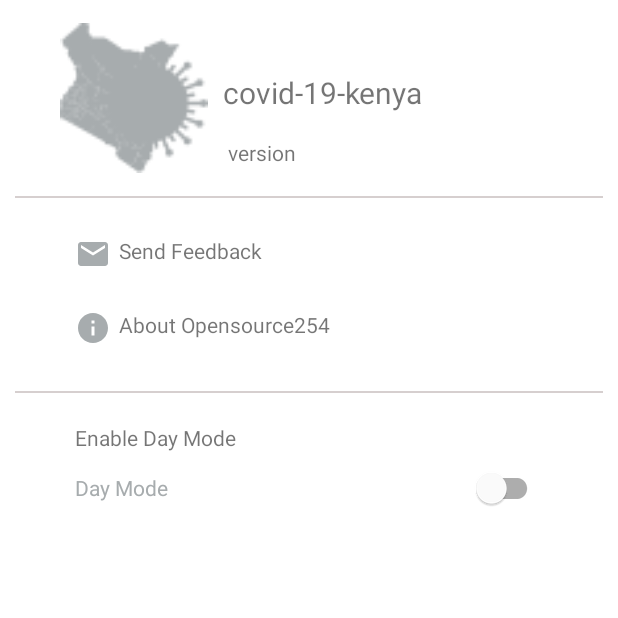
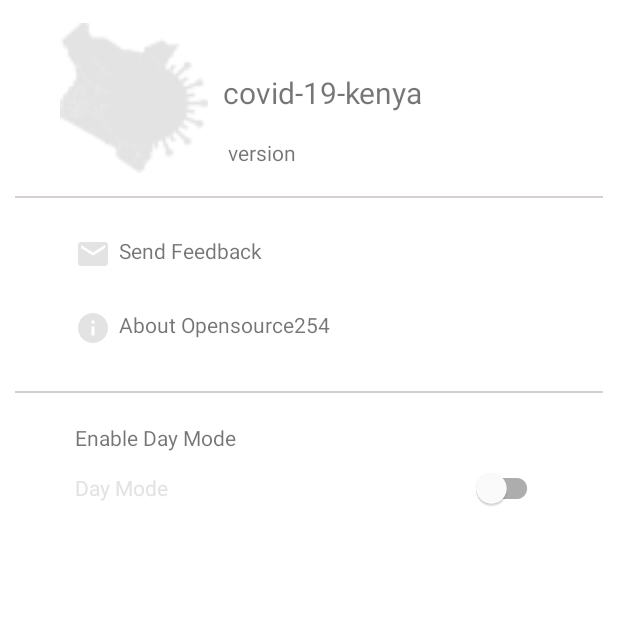
Before and after one commit to opensource254/Covid19-Tracker-App-kenya, an Android app: the screen it shows after launch (SettingMoreActivity), item 3 of the bottom bar chosen, on a phone screen of 412 x 824 dp, the top half of it. Run offline under Robolectric (Android 15) with nearby library versions, the phone set to English and light mode, and no system bars; our stand-ins replace Volley, navigation-ui; network calls fail; Roboto replaces fonts that are not available here.

Commit message:
fixed theme issues

```diff
--- a/app/src/main/java/app/azim/techxnoss/covid_19_kenya/MainActivity.java
+++ b/app/src/main/java/app/azim/techxnoss/covid_19_kenya/MainActivity.java
@@ -34,11 +34,17 @@ public class MainActivity extends AppCompatActivity {
     private FirebaseAnalytics mFirebaseAnalytics;
 
 
+    SwitchPref switchPref;
 
     @Override
     protected void onCreate(Bundle savedInstanceState) {
+        //calling from the Switchpref method
+        switchPref = new SwitchPref(this);
+        //setting default theme on launch
+        if (switchPref.loadNightModeState()) {
+            setTheme(R.style.DarkTheme);
+        } else setTheme(R.style.LightTheme);
         super.onCreate(savedInstanceState);
-        setTheme(R.style.LightTheme);
         setContentView(R.layout.activity_main);
 
         BottomNavigationView navigation = findViewById(R.id.nav_view);
@@ -46,9 +52,6 @@ public class MainActivity extends AppCompatActivity {
 
 
         Button btn_precautions = findViewById(R.id.Btn_Precautions);
-
-// Obtain the FirebaseAnalytics instance.
-        mFirebaseAnalytics = FirebaseAnalytics.getInstance(this);
 
 
         //starting precaution activity
--- a/app/src/main/java/app/azim/techxnoss/covid_19_kenya/SettingMoreActivity.java
+++ b/app/src/main/java/app/azim/techxnoss/covid_19_kenya/SettingMoreActivity.java
@@ -14,33 +14,36 @@ public class SettingMoreActivity extends AppCompatActivity {
 
     //implementing theme switch
     private SwitchMaterial darkswitch;
+    SwitchPref switchPref;
 
 
     @Override
     protected void onCreate(Bundle savedInstanceState) {
-
+        //calling from the Switchpref method
+        switchPref = new SwitchPref(this);
         //setting default theme on launch
-        if (AppCompatDelegate.getDefaultNightMode() == AppCompatDelegate.MODE_NIGHT_YES) {
+        if (switchPref.loadNightModeState()) {
             setTheme(R.style.DarkTheme);
         } else setTheme(R.style.LightTheme);
 
         super.onCreate(savedInstanceState);
         setContentView(R.layout.activity_setting_more);
-        darkswitch =  findViewById(R.id.theme_switch);
 
+        darkswitch = findViewById(R.id.theme_switch);
         //handling theme switch button
-        if (AppCompatDelegate.getDefaultNightMode() == AppCompatDelegate.MODE_NIGHT_YES) {
+        if (switchPref.loadNightModeState()) {
             darkswitch.setChecked(true);
 
-        }darkswitch.setOnCheckedChangeListener(new CompoundButton.OnCheckedChangeListener() {
+        }
+        darkswitch.setOnCheckedChangeListener(new CompoundButton.OnCheckedChangeListener() {
             @Override
             public void onCheckedChanged(CompoundButton buttonView, boolean isChecked) {
-                if (isChecked){
-                    AppCompatDelegate.setDefaultNightMode( AppCompatDelegate.MODE_NIGHT_YES);
-                      reloadApp();
-                }else {
-                    AppCompatDelegate.setDefaultNightMode( AppCompatDelegate.MODE_NIGHT_NO);
-                      reloadApp();
+                if (isChecked) {
+                    switchPref.setNightModeState(true);
+                    reloadApp();
+                } else {
+                    switchPref.setNightModeState(false);
+                    reloadApp();
 
                 }
 
@@ -49,10 +52,9 @@ public class SettingMoreActivity extends AppCompatActivity {
 
 
     }
-
     //reloads app after theme change
-    public  void  reloadApp(){
-        startActivity(new Intent(getApplicationContext(),SettingMoreActivity.class));
+    public void reloadApp() {
+        startActivity(new Intent(getApplicationContext(), SettingMoreActivity.class));
         finish();
     }
 }
--- a/app/src/main/java/app/azim/techxnoss/covid_19_kenya/SplashScreenActivity.java
+++ b/app/src/main/java/app/azim/techxnoss/covid_19_kenya/SplashScreenActivity.java
@@ -10,9 +10,16 @@ import android.view.WindowManager;
 
 public class SplashScreenActivity extends AppCompatActivity {
     private int time_loading = 4000;
+    SwitchPref switchPref;
 
     @Override
     protected void onCreate(Bundle savedInstanceState) {
+        //calling from the Switchpref method
+        switchPref = new SwitchPref(this);
+        //setting default theme on launch
+        if (switchPref.loadNightModeState()) {
+            setTheme(R.style.DarkTheme);
+        } else setTheme(R.style.LightTheme);
         super.onCreate(savedInstanceState);
         setContentView(R.layout.activity_splash_screen);
 
--- /dev/null
+++ b/app/src/main/java/app/azim/techxnoss/covid_19_kenya/SwitchPref.java
@@ -0,0 +1,28 @@
+package app.azim.techxnoss.covid_19_kenya;
+
+import android.content.Context;
+import android.content.SharedPreferences;
+
+public class SwitchPref {
+
+    SharedPreferences mSwitchpref;
+
+    public SwitchPref(Context context) {
+
+        mSwitchpref = context.getSharedPreferences("filename", Context.MODE_PRIVATE);
+    }
+
+    //Saving nightstate mode using boolean
+    public void setNightModeState(Boolean state) {
+        SharedPreferences.Editor editor = mSwitchpref.edit();
+        editor.putBoolean("NightMode", state);
+        editor.commit();
+    }
+
+    //loading night mode state
+    public Boolean loadNightModeState() {
+        Boolean state = mSwitchpref.getBoolean("NightMode", false);
+        return state;
+    }
+
+}
--- a/app/src/main/res/drawable/ic_home_black_24dp.xml
+++ b/app/src/main/res/drawable/ic_home_black_24dp.xml
@@ -4,6 +4,6 @@
     android:viewportWidth="24.0"
     android:viewportHeight="24.0">
     <path
-        android:fillColor="#FF000000"
+        android:fillColor="@color/cardview_light_background"
         android:pathData="M10,20v-6h4v6h5v-8h3L12,3 2,12h3v8z" />
 </vector>
--- a/app/src/main/res/menu/bottom_nav_menu.xml
+++ b/app/src/main/res/menu/bottom_nav_menu.xml
@@ -3,7 +3,7 @@
 
     <item
         android:id="@+id/navigation_home"
-        android:icon="@drawable/home"
+        android:icon="@drawable/ic_home_black_24dp"
         android:title="@string/title_home" />
 
     <item
--- a/app/src/main/res/values/colors.xml
+++ b/app/src/main/res/values/colors.xml
@@ -1,12 +1,13 @@
 <?xml version="1.0" encoding="utf-8"?>
 <resources>
-    <color name="colorPrimary">#263238</color>
-    <color name="colorPrimaryDark">#2E3C43</color>
+    <color name="colorPrimary">#28383B</color>
+    <color name="colorPrimaryDark">#314549</color>
     <color name="colorAccent">#FFF</color>
 
+
     <color name="colorPrimaryDay">#FDFEFF</color>
-    <color name="colorPrimaryDarkDay">#A7ACAE</color>
-    <color name="colorAccentDay">#C73A0F</color>
+    <color name="colorPrimaryDarkDay">#E3E3E4</color>
+    <color name="colorAccentDay">#7A7776</color>
 
     <color name="colorCases">#F4511E</color>
     <color name="colorCasesToday">#A9492A</color>
```
Also changed, not shown: app/src/main/java/app/azim/techxnoss/covid_19_kenya/PrecautionsActivity.java (+8 -0 lines), app/src/main/java/app/azim/techxnoss/covid_19_kenya/StatsActivity.java (+8 -1 lines), app/src/main/res/layout/activity_main.xml (+3 -5 lines), app/src/main/res/layout/activity_precautions.xml (+0 -9 lines), app/src/main/res/layout/activity_stats.xml (+3 -7 lines).
